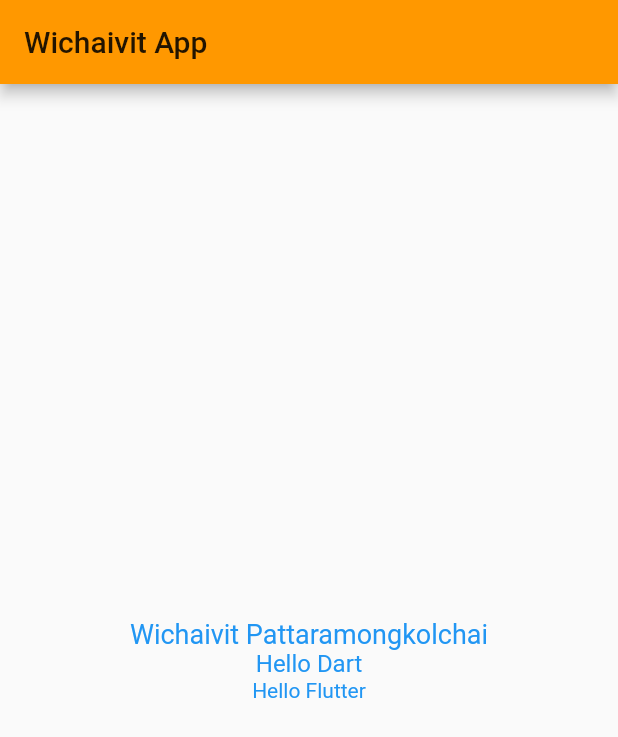
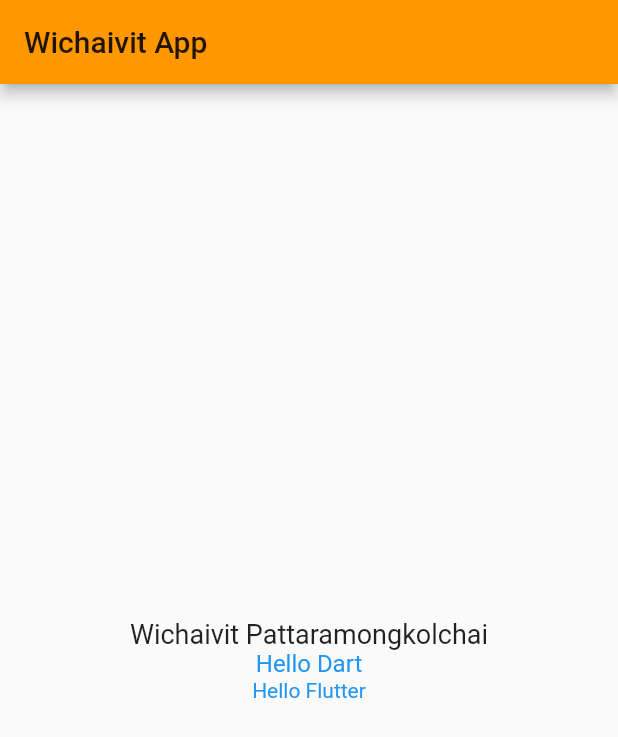
Before and after one commit to dail555/flutter_demo, a Flutter app: the screen it shows after launch, on a phone screen of 412 x 824 dp. Shown: the top 737 px of the screen. Run offline on Flutter 3.47's test engine with Material 2 defaults, Android fonts, the phone set to English and light mode, and no system bars.

```diff
--- a/lib/main.dart
+++ b/lib/main.dart
@@ -11,7 +11,21 @@ class MyApp extends StatelessWidget {
   Widget build(BuildContext context) {
     return MaterialApp(
       title: "My App",
-      home: Scaffold(
+      home: MyHomePage(),
+      theme: ThemeData(primarySwatch: Colors.orange),
+    );
+  }
+}
+
+class MyHomePage extends StatefulWidget {
+  @override
+  _MyHomePageState createState() => _MyHomePageState();
+}
+
+class _MyHomePageState extends State<MyHomePage> {
+  @override
+  Widget build(BuildContext context) {
+    return Scaffold(
         appBar: AppBar(
           title: Text("Wichaivit App"),
         ),
@@ -21,7 +35,7 @@ class MyApp extends StatelessWidget {
             children: [
               Text(
                 "Wichaivit Pattaramongkolchai",
-                  style: TextStyle(fontSize: 18, color: Colors.blue),
+                style: TextStyle(fontSize: 18),
               ),
               Text(
                 "Hello Dart",
@@ -33,8 +47,6 @@ class MyApp extends StatelessWidget {
               ),
             ],
           ),
-          )),
-      theme: ThemeData(primarySwatch: Colors.orange),
-    );
+        ));
   }
 }
```
Lines whose indentation alone changed are shown as unchanged.
